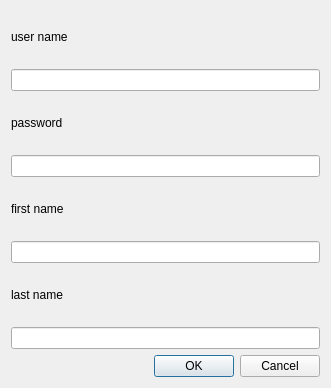
Qt form Project_AA/dialog_signin.ui (AmirHasanTaban/IUT-Messanger) before a commit.
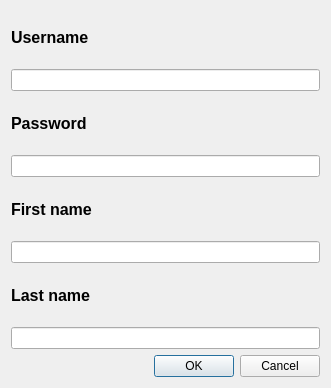
The same form after that commit.

Diff of the .ui file:
```diff
--- a/Project_AA/dialog_signin.ui
+++ b/Project_AA/dialog_signin.ui
@@ -16,8 +16,14 @@
   <layout class="QVBoxLayout" name="verticalLayout">
    <item>
     <widget class="QLabel" name="label">
+     <property name="font">
+      <font>
+       <pointsize>12</pointsize>
+       <bold>true</bold>
+      </font>
+     </property>
      <property name="text">
-      <string>user name</string>
+      <string>Username</string>
      </property>
     </widget>
    </item>
@@ -26,8 +32,14 @@
    </item>
    <item>
     <widget class="QLabel" name="label_2">
+     <property name="font">
+      <font>
+       <pointsize>12</pointsize>
+       <bold>true</bold>
+      </font>
+     </property>
      <property name="text">
-      <string>password</string>
+      <string>Password</string>
      </property>
     </widget>
    </item>
@@ -36,8 +48,14 @@
    </item>
    <item>
     <widget class="QLabel" name="label_3">
+     <property name="font">
+      <font>
+       <pointsize>12</pointsize>
+       <bold>true</bold>
+      </font>
+     </property>
      <property name="text">
-      <string>first name</string>
+      <string>First name</string>
      </property>
     </widget>
    </item>
@@ -46,8 +64,14 @@
    </item>
    <item>
     <widget class="QLabel" name="label_4">
+     <property name="font">
+      <font>
+       <pointsize>12</pointsize>
+       <bold>true</bold>
+      </font>
+     </property>
      <property name="text">
-      <string>last name</string>
+      <string>Last name</string>
      </property>
     </widget>
    </item>
```
